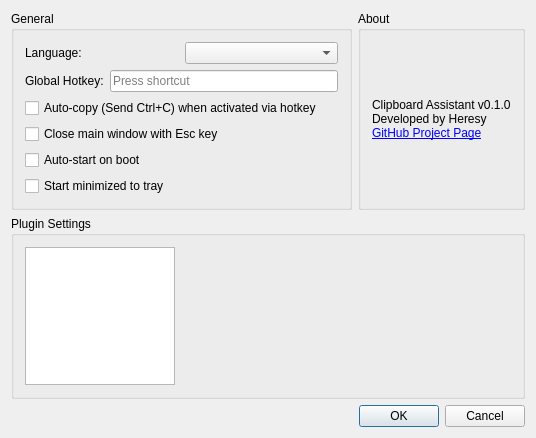
KHeresy/ClipboardAssistant, file ClipboardAssistant/Setting.ui: the form before one commit.
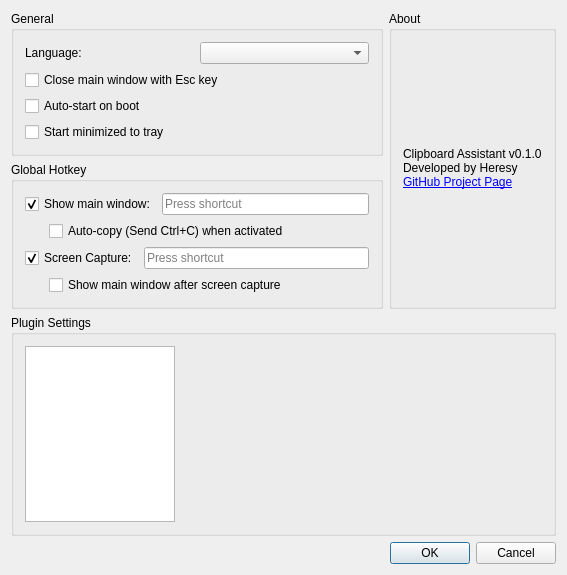
The form after the commit.

Commit message: add screen capture hotkey

The edit to the form file:
```diff
--- a/ClipboardAssistant/Setting.ui
+++ b/ClipboardAssistant/Setting.ui
@@ -6,8 +6,8 @@
    <rect>
     <x>0</x>
     <y>0</y>
-    <width>536</width>
-    <height>438</height>
+    <width>567</width>
+    <height>575</height>
    </rect>
   </property>
   <property name="windowTitle">
@@ -20,6 +20,8 @@
       <number>0</number>
      </property>
      <item>
+      <layout class="QVBoxLayout" name="verticalLayout_2">
+       <item>
       <widget class="QGroupBox" name="groupBoxGeneral">
        <property name="title">
         <string>General</string>
@@ -39,27 +41,6 @@
           </item>
          </layout>
         </item>
-        <item>
-         <layout class="QHBoxLayout" name="horizontalLayout">
-          <item>
-           <widget class="QLabel" name="labelHotkey">
-            <property name="text">
-             <string>Global Hotkey:</string>
-            </property>
-           </widget>
-          </item>
-          <item>
-           <widget class="QKeySequenceEdit" name="keySequenceEdit"/>
-          </item>
-         </layout>
-        </item>
-        <item>
-         <widget class="QCheckBox" name="checkBoxAutoCopy">
-          <property name="text">
-           <string>Auto-copy (Send Ctrl+C) when activated via hotkey</string>
-          </property>
-         </widget>
-        </item>
         <item>
          <widget class="QCheckBox" name="checkBoxCloseOnEsc">
           <property name="text">
@@ -83,6 +64,105 @@
         </item>
        </layout>
       </widget>
+       </item>
+       <item>
+        <widget class="QGroupBox" name="groupBox">
+         <property name="title">
+          <string>Global Hotkey</string>
+         </property>
+         <layout class="QVBoxLayout" name="verticalLayout_3">
+          <item>
+           <layout class="QHBoxLayout" name="horizontalLayout">
+            <item>
+             <widget class="QCheckBox" name="checkBoxEnableHotkey">
+              <property name="text">
+               <string>Show main window:</string>
+              </property>
+              <property name="checked">
+               <bool>true</bool>
+              </property>
+             </widget>
+            </item>
+            <item>
+             <widget class="QKeySequenceEdit" name="keySequenceEdit"/>
+            </item>
+           </layout>
+          </item>
+          <item>
+           <layout class="QHBoxLayout" name="horizontalLayout_5">
+            <item>
+             <spacer name="horizontalSpacer_2">
+              <property name="orientation">
+               <enum>Qt::Orientation::Horizontal</enum>
+              </property>
+              <property name="sizeType">
+               <enum>QSizePolicy::Policy::Fixed</enum>
+              </property>
+              <property name="sizeHint" stdset="0">
+               <size>
+                <width>24</width>
+                <height>20</height>
+               </size>
+              </property>
+             </spacer>
+            </item>
+            <item>
+             <widget class="QCheckBox" name="checkBoxAutoCopy">
+              <property name="text">
+               <string>Auto-copy (Send Ctrl+C) when activated</string>
+              </property>
+             </widget>
+            </item>
+           </layout>
+          </item>
+          <item>
+           <layout class="QHBoxLayout" name="horizontalLayout_capture">
+            <item>
+             <widget class="QCheckBox" name="checkBoxEnableCaptureHotkey">
+              <property name="text">
+               <string>Screen Capture:</string>
+              </property>
+              <property name="checked">
+               <bool>true</bool>
+              </property>
+             </widget>
+            </item>
+            <item>
+             <widget class="QKeySequenceEdit" name="keySequenceEditCapture"/>
+            </item>
+           </layout>
+          </item>
+          <item>
+           <layout class="QHBoxLayout" name="horizontalLayout_4">
+            <item>
+             <spacer name="horizontalSpacer">
+              <property name="orientation">
+               <enum>Qt::Orientation::Horizontal</enum>
+              </property>
+              <property name="sizeType">
+               <enum>QSizePolicy::Policy::Fixed</enum>
+              </property>
+              <property name="sizeHint" stdset="0">
+               <size>
+                <width>24</width>
+                <height>20</height>
+               </size>
+              </property>
+             </spacer>
+            </item>
+            <item>
+             <widget class="QCheckBox" name="checkBoxShowAfterCapture">
+              <property name="text">
+               <string>Show main window after screen capture</string>
+              </property>
+             </widget>
+            </item>
+           </layout>
+          </item>
+         </layout>
+        </widget>
+       </item>
+      </layout>
      </item>
      <item>
       <widget class="QGroupBox" name="groupBoxAbout">
```
Lines whose indentation alone changed are shown as unchanged. The commit also changes 6 other files.
